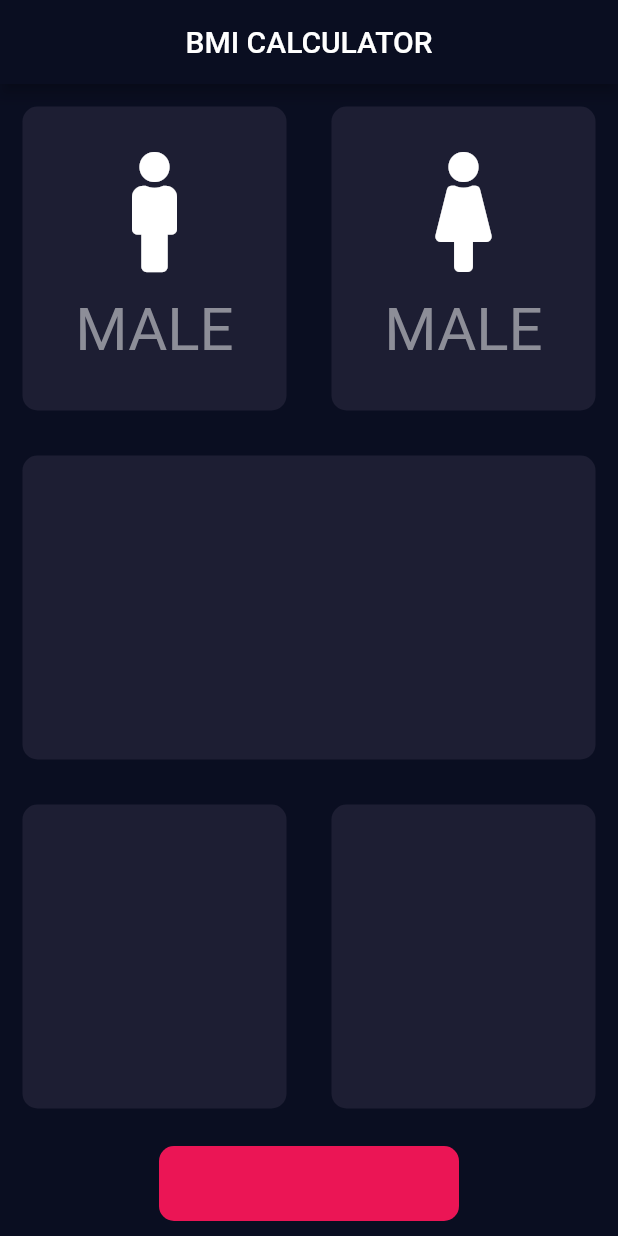
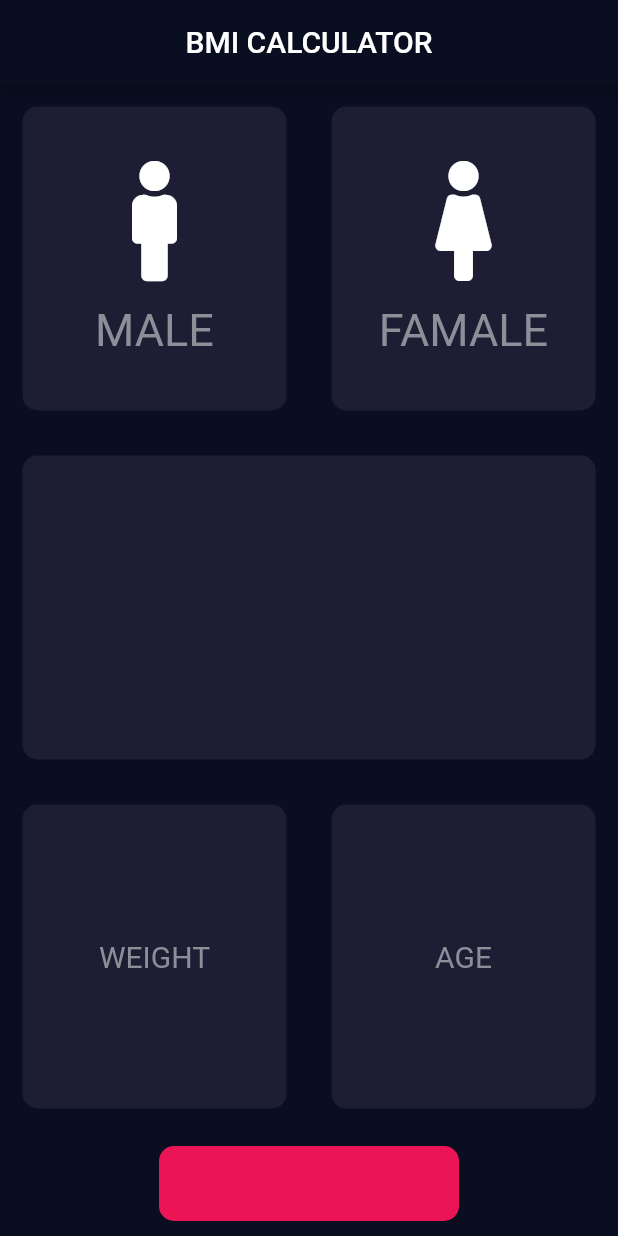
Before and after one commit to Mr-Perfectuz/BMI_Calculator, a Flutter app: the screen it shows after launch, on a phone screen of 412 x 824 dp. Run offline on Flutter 3.47's test engine with Material 2 defaults, Android fonts, the phone set to English and light mode, and no system bars; our stand-ins replace font_awesome_flutter.

Commit message:
Icon widgets have been shifted

```diff
--- a/lib/input_page.dart
+++ b/lib/input_page.dart
@@ -39,7 +39,7 @@ class _InputPageState extends State<InputPage> {
                       Text(
                         'MALE',
                         style: TextStyle(
-                          fontSize: 40.0,
+                          fontSize: 30.0,
                           color: Color(0xFF8D8E98),
                         ),
                       )
@@ -61,9 +61,9 @@ class _InputPageState extends State<InputPage> {
                         height: 15.0,
                       ),
                       Text(
-                        'MALE',
+                        'FAMALE',
                         style: TextStyle(
-                          fontSize: 40.0,
+                          fontSize: 30.0,
                           color: Color(0xFF8D8E98),
                         ),
                       )
@@ -84,11 +84,35 @@ class _InputPageState extends State<InputPage> {
               Expanded(
                 child: ReusableCard(
                   colour: ExpandedWidgetColor,
+                  carchild: Column(
+                    mainAxisAlignment: MainAxisAlignment.center,
+                    children: <Widget>[
+                      Text(
+                        'WEIGHT',
+                        style: TextStyle(
+                          fontSize: 20.0,
+                          color: Color(0xFF8D8E98),
+                        ),
+                      ),
+                    ],
+                  ),
                 ),
               ),
               Expanded(
                 child: ReusableCard(
                   colour: ExpandedWidgetColor,
+                  carchild: Column(
+                    mainAxisAlignment: MainAxisAlignment.center,
+                    children: <Widget>[
+                      Text(
+                        'AGE',
+                        style: TextStyle(
+                          fontSize: 20.0,
+                          color: Color(0xFF8D8E98),
+                        ),
+                      ),
+                    ],
+                  ),
                 ),
               ),
             ],
```
